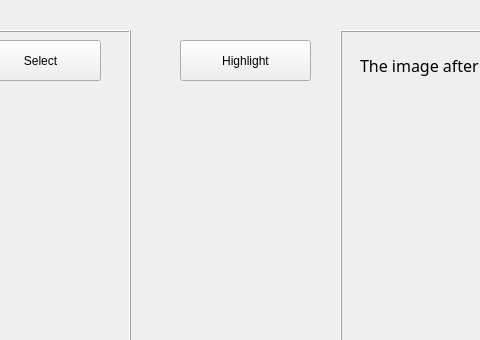
Louise-yy/SfSNet-Pytorch, file GUI/Interaction.ui: the form before one commit; both pictures show x 680 to 1160 and y 0 to 340 of the 1564 by 555 pixel window.
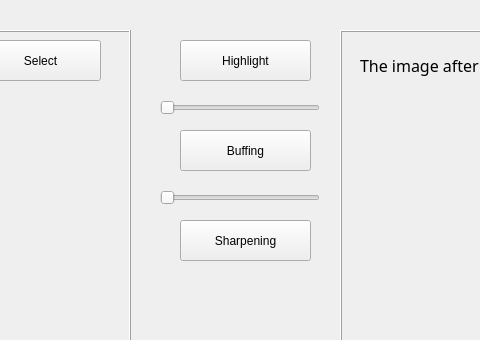
The form after the commit.

Commit message: all basic function of highlight, buffing and sharpening are done

What changed in the file:
```diff
--- a/GUI/Interaction.ui
+++ b/GUI/Interaction.ui
@@ -135,6 +135,76 @@
     </property>
    </widget>
   </widget>
+  <widget class="QSlider" name="S_hightlight">
+   <property name="geometry">
+    <rect>
+     <x>840</x>
+     <y>100</y>
+     <width>160</width>
+     <height>16</height>
+    </rect>
+   </property>
+   <property name="minimum">
+    <number>10</number>
+   </property>
+   <property name="maximum">
+    <number>40</number>
+   </property>
+   <property name="singleStep">
+    <number>1</number>
+   </property>
+   <property name="value">
+    <number>10</number>
+   </property>
+   <property name="orientation">
+    <enum>Qt::Horizontal</enum>
+   </property>
+  </widget>
+  <widget class="QPushButton" name="B_buffing">
+   <property name="geometry">
+    <rect>
+     <x>860</x>
+     <y>130</y>
+     <width>131</width>
+     <height>41</height>
+    </rect>
+   </property>
+   <property name="text">
+    <string>Buffing</string>
+   </property>
+  </widget>
+  <widget class="QSlider" name="S_buffing">
+   <property name="geometry">
+    <rect>
+     <x>840</x>
+     <y>190</y>
+     <width>160</width>
+     <height>16</height>
+    </rect>
+   </property>
+   <property name="minimum">
+    <number>10</number>
+   </property>
+   <property name="maximum">
+    <number>75</number>
+   </property>
+   <property name="orientation">
+    <enum>Qt::Horizontal</enum>
+   </property>
+  </widget>
+  <widget class="QPushButton" name="pushButton">
+   <property name="geometry">
+    <rect>
+     <x>860</x>
+     <y>220</y>
+     <width>131</width>
+     <height>41</height>
+    </rect>
+   </property>
+   <property name="text">
+    <string>Sharpening</string>
+   </property>
+  </widget>
   <zorder>F_ShowAfter</zorder>
   <zorder>F_ShowBefore</zorder>
   <zorder>B_sharpening</zorder>
```
Left out of the diff: 74 changed lines with no effect on the pictures. The commit also changes 8 other files.
